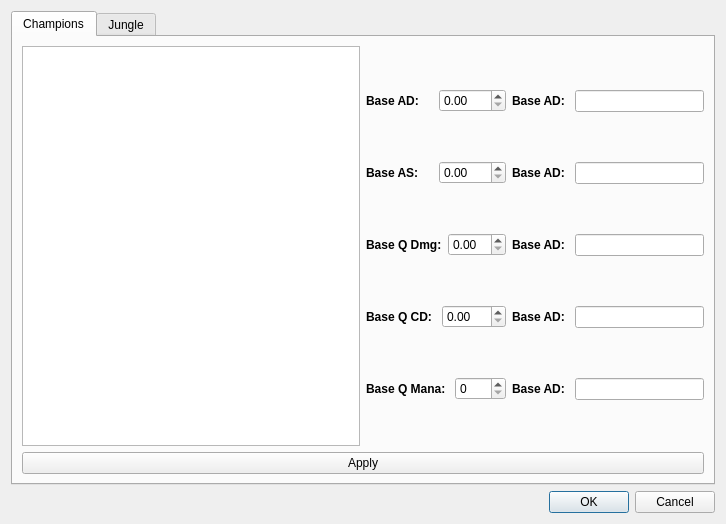
SandvichVonNom/JungleModel, file stats.ui: the form before one commit.
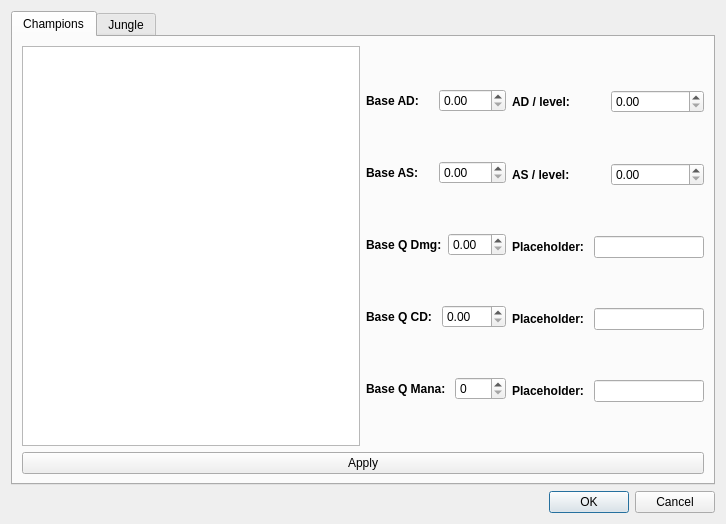
The form after the commit.

Commit message: Add variables to champion_stats.ini.  Setup new Calc class to hold the calculations which will be performed.

Patch:
```diff
--- a/stats.ui
+++ b/stats.ui
@@ -172,12 +172,12 @@
                     </font>
                    </property>
                    <property name="text">
-                    <string>Base AD: </string>
+                    <string>AD / level: </string>
                    </property>
                   </widget>
                  </item>
                  <item>
-                  <widget class="QLineEdit" name="lineEdit_6"/>
+                  <widget class="QDoubleSpinBox" name="ADLevel"/>
                  </item>
                 </layout>
                </item>
@@ -192,12 +192,12 @@
                     </font>
                    </property>
                    <property name="text">
-                    <string>Base AD: </string>
+                    <string>AS / level: </string>
                    </property>
                   </widget>
                  </item>
                  <item>
-                  <widget class="QLineEdit" name="lineEdit_7"/>
+                  <widget class="QDoubleSpinBox" name="ASLevel"/>
                  </item>
                 </layout>
                </item>
@@ -212,7 +212,7 @@
                     </font>
                    </property>
                    <property name="text">
-                    <string>Base AD: </string>
+                    <string>Placeholder: </string>
                    </property>
                   </widget>
                  </item>
@@ -232,7 +232,7 @@
                     </font>
                    </property>
                    <property name="text">
-                    <string>Base AD: </string>
+                    <string>Placeholder: </string>
                    </property>
                   </widget>
                  </item>
@@ -252,7 +252,7 @@
                     </font>
                    </property>
                    <property name="text">
-                    <string>Base AD: </string>
+                    <string>Placeholder: </string>
                    </property>
                   </widget>
                  </item>
```
Left out of the diff: 2 changed lines with no effect on the pictures. The commit also changes 6 other files.
